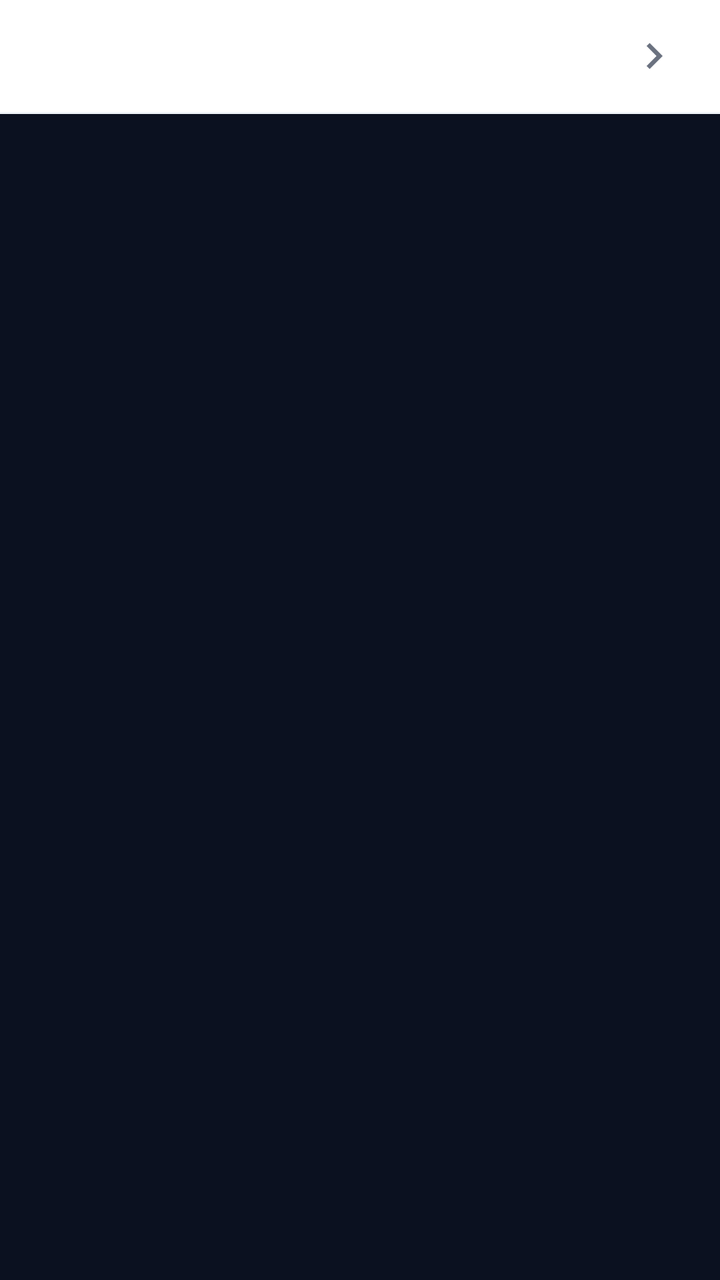
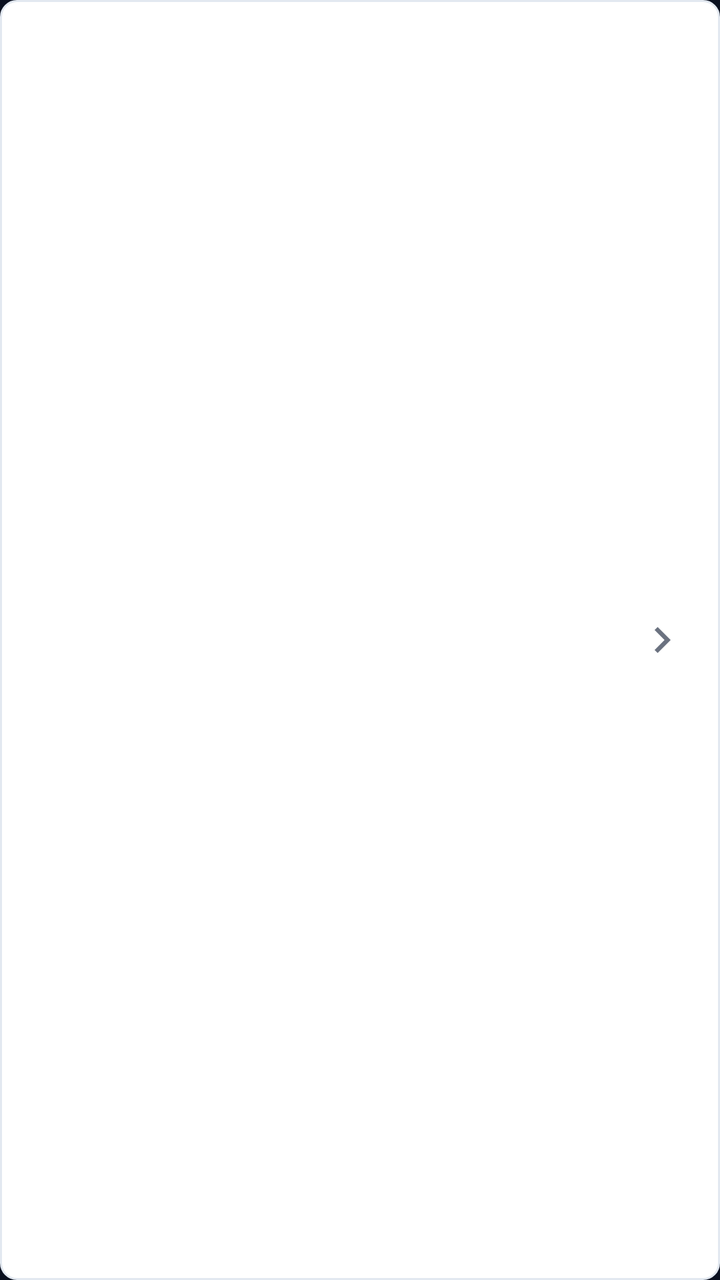

Before-and-after screenshots of an Android layout around one commit, followed by the original layout XML and the change that was made.
<!-- AndroidManifest.xml: application theme Theme.VideoCozumTV -->
<!-- res/layout/item_source_row.xml -->
<?xml version="1.0" encoding="utf-8"?>
<LinearLayout xmlns:android="http://schemas.android.com/apk/res/android"
    android:layout_width="match_parent"
    android:layout_height="wrap_content"
    android:orientation="vertical">

    <LinearLayout
        android:layout_width="match_parent"
        android:layout_height="56dp"
        android:background="@drawable/item_list_selector"
        android:clickable="true"
        android:focusable="true"
        android:gravity="center_vertical"
        android:orientation="horizontal"
        android:paddingStart="20dp"
        android:paddingEnd="20dp">

        <TextView
            android:id="@+id/txt_item_name"
            android:layout_width="0dp"
            android:layout_height="wrap_content"
            android:layout_weight="1"
            android:ellipsize="end"
            android:maxLines="1"
            android:textColor="#374151"
            android:textSize="17sp" />

        <ImageView
            android:id="@+id/img_item_action"
            android:layout_width="26dp"
            android:layout_height="26dp"
            android:src="@drawable/ic_chevron_right" />
    </LinearLayout>

    
    <View
        android:layout_width="match_parent"
        android:layout_height="1dp"
        android:background="#F1F5F9" />

</LinearLayout>
<!-- resources referenced by this layout -->
<resources>
  <!-- drawable ic_chevron_right (drawable) -->
  <?xml version="1.0" encoding="utf-8"?>
  <vector xmlns:android="http://schemas.android.com/apk/res/android"
      android:width="24dp"
      android:height="24dp"
      android:viewportWidth="24"
      android:viewportHeight="24">
      <path
          android:fillColor="#6B7280"
          android:pathData="M10,6L8.59,7.41 13.17,12l-4.58,4.59L10,18l6,-6z" />
  </vector>
  <!-- drawable item_list_selector (drawable) -->
  <?xml version="1.0" encoding="utf-8"?>
  <selector xmlns:android="http://schemas.android.com/apk/res/android">
      <item android:state_focused="true">
          <shape android:shape="rectangle">
              <solid android:color="#FEF2F2" />
              <stroke android:width="2dp" android:color="#F45C43" />
          </shape>
      </item>
      <item android:state_pressed="true">
          <shape android:shape="rectangle">
              <solid android:color="#FEE2E2" />
          </shape>
      </item>
      <item>
          <shape android:shape="rectangle">
              <solid android:color="#FFFFFF" />
          </shape>
      </item>
  </selector>
  <style name="Theme.VideoCozumTV" parent="Theme.MaterialComponents.DayNight.NoActionBar">
          <item name="android:windowBackground">@color/bg_main</item>
          <item name="android:textColorPrimary">@color/text_primary</item>
          <item name="android:statusBarColor">@color/bg_main</item>
          <item name="android:navigationBarColor">@color/bg_main</item>
      </style>
  <color name="bg_main">#0B1120</color>
  <color name="text_primary">#F8FAFC</color>
</resources>

<!-- the commit's change to res/layout/item_source_row.xml (unified diff, before → after) -->
@@ -1,41 +1,35 @@
 <?xml version="1.0" encoding="utf-8"?>
 <LinearLayout xmlns:android="http://schemas.android.com/apk/res/android"
+    android:id="@+id/layout_item_container"
     android:layout_width="match_parent"
-    android:layout_height="wrap_content"
-    android:orientation="vertical">
+    android:layout_height="56dp"
+    android:layout_marginStart="10dp"
+    android:layout_marginEnd="10dp"
+    android:layout_marginTop="3dp"
+    android:layout_marginBottom="3dp"
+    android:background="@drawable/item_list_selector"
+    android:clickable="true"
+    android:focusable="true"
+    android:focusableInTouchMode="false"
+    android:gravity="center_vertical"
+    android:orientation="horizontal"
+    android:paddingStart="16dp"
+    android:paddingEnd="16dp">
 
-    <LinearLayout
-        android:layout_width="match_parent"
-        android:layout_height="56dp"
-        android:background="@drawable/item_list_selector"
-        android:clickable="true"
-        android:focusable="true"
-        android:gravity="center_vertical"
-        android:orientation="horizontal"
-        android:paddingStart="20dp"
-        android:paddingEnd="20dp">
+    <TextView
+        android:id="@+id/txt_item_name"
+        android:layout_width="0dp"
+        android:layout_height="wrap_content"
+        android:layout_weight="1"
+        android:ellipsize="end"
+        android:maxLines="1"
+        android:textColor="#374151"
+        android:textSize="17sp" />
 
-        <TextView
-            android:id="@+id/txt_item_name"
-            android:layout_width="0dp"
-            android:layout_height="wrap_content"
-            android:layout_weight="1"
-            android:ellipsize="end"
-            android:maxLines="1"
-            android:textColor="#374151"
-            android:textSize="17sp" />
-
-        <ImageView
-            android:id="@+id/img_item_action"
-            android:layout_width="26dp"
-            android:layout_height="26dp"
-            android:src="@drawable/ic_chevron_right" />
-    </LinearLayout>
-
-    
-    <View
-        android:layout_width="match_parent"
-        android:layout_height="1dp"
-        android:background="#F1F5F9" />
+    <ImageView
+        android:id="@+id/img_item_action"
+        android:layout_width="26dp"
+        android:layout_height="26dp"
+        android:src="@drawable/ic_chevron_right" />
 
 </LinearLayout>
<!-- resource entries referenced after the edit -->
@@ -14,20 +14,30 @@
   <!-- drawable item_list_selector (drawable) -->
   <?xml version="1.0" encoding="utf-8"?>
   <selector xmlns:android="http://schemas.android.com/apk/res/android">
+      
       <item android:state_focused="true">
           <shape android:shape="rectangle">
-              <solid android:color="#FEF2F2" />
-              <stroke android:width="2dp" android:color="#F45C43" />
+              <solid android:color="#FFF3E0" />
+              <stroke android:width="3.5dp" android:color="#FF5722" />
+              <corners android:radius="8dp" />
           </shape>
       </item>
+  
+      
       <item android:state_pressed="true">
           <shape android:shape="rectangle">
-              <solid android:color="#FEE2E2" />
+              <solid android:color="#FFE0B2" />
+              <stroke android:width="3.5dp" android:color="#E64A19" />
+              <corners android:radius="8dp" />
           </shape>
       </item>
+  
+      
       <item>
           <shape android:shape="rectangle">
               <solid android:color="#FFFFFF" />
+              <stroke android:width="1dp" android:color="#E2E8F0" />
+              <corners android:radius="8dp" />
           </shape>
       </item>
   </selector>
